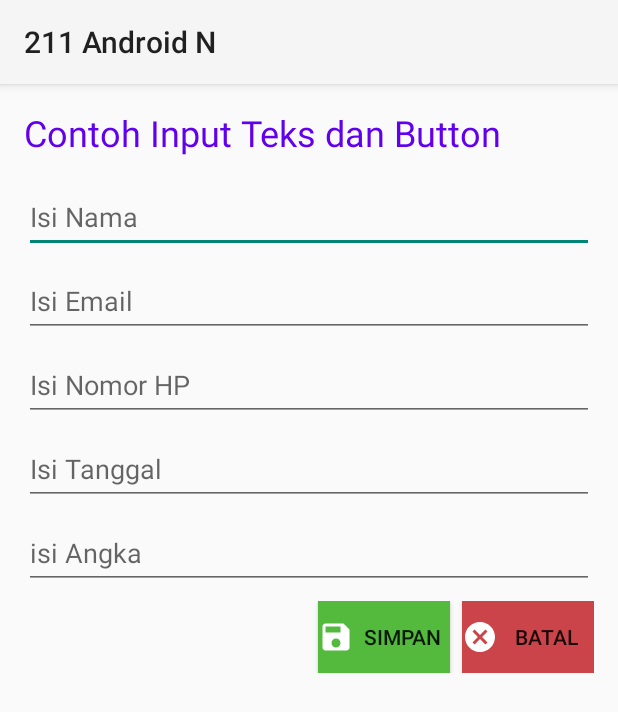
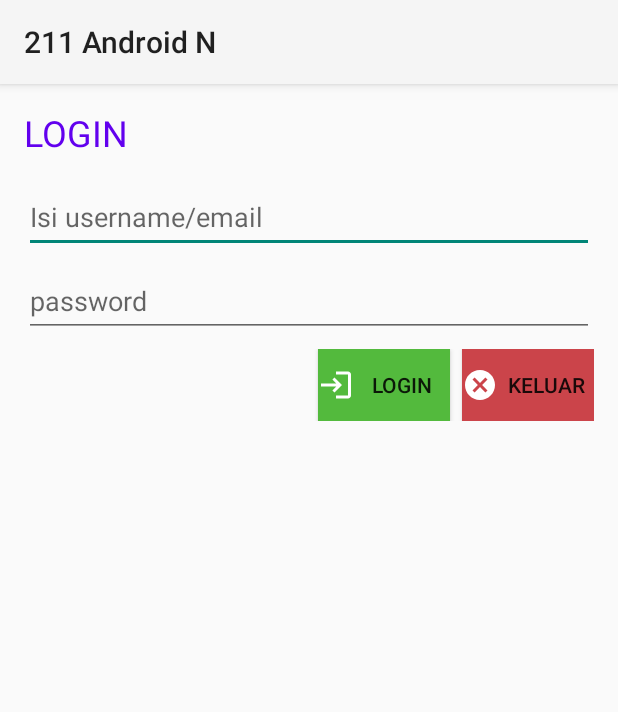
Before and after one commit to aditdwiprakosa/Android5_211_N, an Android app: the screen it shows after launch (MainActivity before the commit, LoginActivity after it), on a phone screen of 412 x 824 dp. Shown: the top 712 px of the screen. Run offline under Robolectric (Android 15) with nearby library versions, the phone set to English and light mode, and no system bars.

Commit message:
Membuat Login beserta Shared Preferences

```diff
--- /dev/null
+++ b/app/src/main/java/com/example/a211androidn/LoginActivity.kt
@@ -0,0 +1,46 @@
+package com.example.a211androidn
+
+import android.content.Intent
+import androidx.appcompat.app.AppCompatActivity
+import android.os.Bundle
+import android.widget.Button
+import android.widget.EditText
+import android.widget.Toast
+
+class LoginActivity : AppCompatActivity() {
+    override fun onCreate(savedInstanceState: Bundle?) {
+        super.onCreate(savedInstanceState)
+        setContentView(R.layout.activity_login)
+
+        val usernameEditText = findViewById<EditText>(R.id.usernameEditText)
+        val passwordEditText = findViewById<EditText>(R.id.passwordEditText)
+        val loginButton = findViewById<Button>(R.id.loginButton)
+        val keluarButton = findViewById<Button>(R.id.keluarButton)
+
+        loginButton.setOnClickListener {
+            val  username = "aditya.dwi@gmail.com"
+            val password = "190399"
+
+            val usernameInput = usernameEditText.text.toString()
+            val passwordInput = passwordEditText.text.toString()
+
+            if(usernameInput == username && passwordInput == password){
+                val sharedPref = this.getSharedPreferences("MY_SHARED_PREFERENCES", MODE_PRIVATE)
+                with(sharedPref.edit()) {
+                    putString("username", usernameInput)
+                    putString("password", passwordInput)
+                    apply()
+                }
+
+                val intent = Intent(this,MainActivity::class.java)
+                startActivity(intent)
+            } else {
+                Toast.makeText(this, "Username/Password tidak sesuai",Toast.LENGTH_SHORT).show()
+            }
+        }
+
+        keluarButton.setOnClickListener {
+            finish()
+        }
+    }
+}
--- a/app/src/main/java/com/example/a211androidn/SplashActivity.kt
+++ b/app/src/main/java/com/example/a211androidn/SplashActivity.kt
@@ -14,8 +14,21 @@ class SplashActivity : AppCompatActivity() {
         getSupportActionBar()?.hide();
 
         Handler(Looper.getMainLooper()).postDelayed({
-           val intent = Intent(this,MainActivity::class.java)
-            startActivity(intent)
-        }, 3000)
+
+            val sharedPref = this.getSharedPreferences("MY_SHARED_PREFERENCES", MODE_PRIVATE)
+            val username = sharedPref.getString("username", "")
+            val password = sharedPref.getString("password", "")
+
+            if(username != ""){
+                val intent = Intent(this,MainActivity::class.java)
+                startActivity(intent)
+            } else {
+                val intent = Intent(this,LoginActivity::class.java)
+                startActivity(intent)
+            }
+
+            finish()
+        }, 2000)
     }
+
 }
--- /dev/null
+++ b/app/src/main/res/drawable/ic_baseline_close_24.xml
@@ -0,0 +1,5 @@
+<vector android:height="24dp" android:tint="#FFFFFF"
+    android:viewportHeight="24" android:viewportWidth="24"
+    android:width="24dp" xmlns:android="http://schemas.android.com/apk/res/android">
+    <path android:fillColor="@android:color/white" android:pathData="M19,6.41L17.59,5 12,10.59 6.41,5 5,6.41 10.59,12 5,17.59 6.41,19 12,13.41 17.59,19 19,17.59 13.41,12z"/>
+</vector>
--- /dev/null
+++ b/app/src/main/res/drawable/ic_baseline_login_24.xml
@@ -0,0 +1,5 @@
+<vector android:height="24dp" android:tint="#FFFFFF"
+    android:viewportHeight="24" android:viewportWidth="24"
+    android:width="24dp" xmlns:android="http://schemas.android.com/apk/res/android">
+    <path android:fillColor="@android:color/white" android:pathData="M11,7L9.6,8.4l2.6,2.6H2v2h10.2l-2.6,2.6L11,17l5,-5L11,7zM20,19h-8v2h8c1.1,0 2,-0.9 2,-2V5c0,-1.1 -0.9,-2 -2,-2h-8v2h8V19z"/>
+</vector>
--- /dev/null
+++ b/app/src/main/res/layout/activity_login.xml
@@ -0,0 +1,70 @@
+<?xml version="1.0" encoding="utf-8"?>
+<LinearLayout xmlns:android="http://schemas.android.com/apk/res/android"
+    xmlns:tools="http://schemas.android.com/tools"
+    android:layout_width="match_parent"
+    android:layout_height="match_parent"
+    android:orientation="vertical"
+    android:padding="16dp"
+    tools:context=".LoginActivity">
+
+
+    <TextView
+        android:layout_width="wrap_content"
+        android:layout_height="wrap_content"
+        android:text="@string/login"
+        android:textSize="24sp"
+        android:textColor="@color/purple_500"
+        android:layout_marginBottom="16dp"
+        />
+
+    <EditText
+        android:id="@+id/usernameEditText"
+        android:layout_width="match_parent"
+        android:layout_height="wrap_content"
+        android:ems="10"
+        android:hint="@string/isi_username_email"
+        android:autofillHints="emailAddress"
+        android:layout_marginBottom="8dp"
+        android:inputType="textEmailAddress"
+        android:minHeight="48dp" />
+
+    <EditText
+        android:id="@+id/passwordEditText"
+        android:layout_width="match_parent"
+        android:layout_height="wrap_content"
+        android:ems="10"
+        android:hint="password"
+        android:minHeight="48dp"
+        android:autofillHints="password"
+        android:layout_marginBottom="8dp"
+        android:inputType="textPassword" />
+
+    <LinearLayout
+        android:layout_width="match_parent"
+        android:layout_height="wrap_content"
+        android:orientation="horizontal"
+        android:gravity="end"
+        >
+        <Button
+            android:id="@+id/loginButton"
+            android:layout_width="wrap_content"
+            android:layout_height="wrap_content"
+            android:text="@string/login"
+            android:background="@color/success"
+            android:layout_marginEnd="8dp"
+            android:drawableLeft="@drawable/ic_baseline_login_24"
+            />
+
+        <Button
+            android:id="@+id/keluarButton"
+            android:layout_width="wrap_content"
+            android:layout_height="wrap_content"
+            android:text="@string/keluar"
+            android:background="@color/danger"
+            android:drawableLeft="@drawable/ic_baseline_cancel_24"
+            />
+
+    </LinearLayout>
+
+
+</LinearLayout>
--- a/app/src/main/res/values/strings.xml
+++ b/app/src/main/res/values/strings.xml
@@ -8,4 +8,7 @@
     <string name="isi_nomor_hp">Isi Nomor HP</string>
     <string name="isi_tanggal">Isi Tanggal</string>
     <string name="isi_angka">Isi Angka</string>
+    <string name="login">LOGIN</string>
+    <string name="isi_username_email">Isi username/email</string>
+    <string name="keluar">keluar</string>
 </resources>
```
Also changed, not shown: app/src/main/AndroidManifest.xml (+8 -5 lines), app/src/main/java/com/example/a211androidn/MainActivity.kt (+13 -0 lines), app/src/main/res/layout/activity_main.xml (+9 -0 lines).
